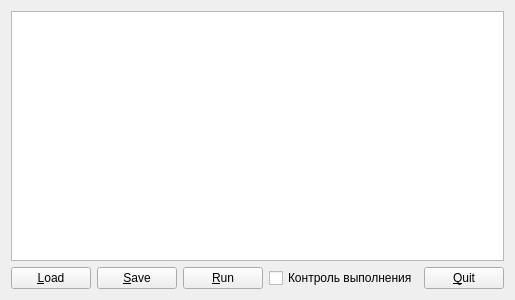
Qt form loadrunner.ui (VorobetsRoman/loadRunner12) before a commit.
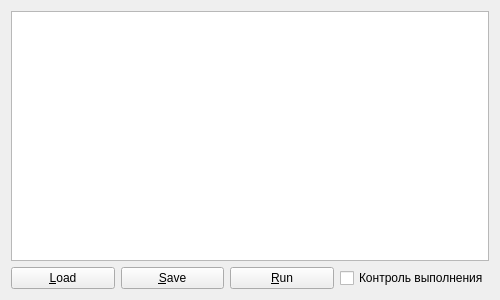
The same form after that commit.

The edit to the form file:
```diff
--- a/loadrunner.ui
+++ b/loadrunner.ui
@@ -44,13 +44,6 @@
        </property>
       </widget>
      </item>
-     <item>
-      <widget class="QPushButton" name="pbQuit">
-       <property name="text">
-        <string>&amp;Quit</string>
-       </property>
-      </widget>
-     </item>
     </layout>
    </item>
    <item row="0" column="0">
```
